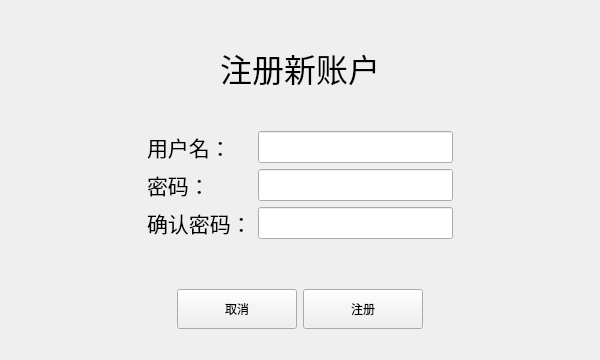
Before: the Qt Designer form signupview.ui in TheWeakest34/StudentManageSystem, drawn with Qt 5.
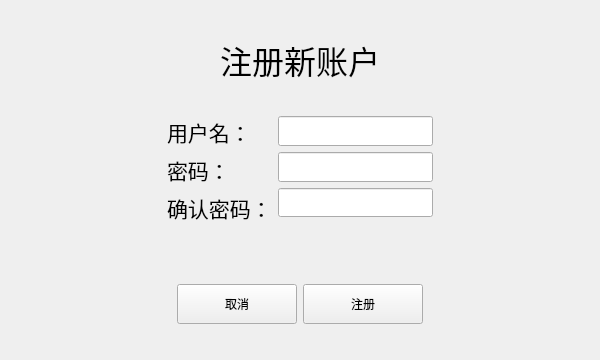
After: the same form once the commit is applied.

Commit message: 使用样式表优化界面

```diff
--- a/signupview.ui
+++ b/signupview.ui
@@ -21,8 +21,8 @@
      </property>
      <property name="sizeHint" stdset="0">
       <size>
-       <width>20</width>
-       <height>8</height>
+       <width>575</width>
+       <height>9</height>
       </size>
      </property>
     </spacer>
@@ -55,8 +55,8 @@
      </property>
      <property name="sizeHint" stdset="0">
       <size>
-       <width>20</width>
-       <height>9</height>
+       <width>575</width>
+       <height>8</height>
       </size>
      </property>
     </spacer>
@@ -70,20 +70,14 @@
        </property>
        <property name="sizeHint" stdset="0">
         <size>
-         <width>10</width>
+         <width>114</width>
          <height>20</height>
         </size>
        </property>
       </spacer>
      </item>
      <item>
-      <layout class="QVBoxLayout" name="verticalLayout_8">
-       <item>
-        <layout class="QHBoxLayout" name="horizontalLayout_6">
-         <item>
-          <layout class="QHBoxLayout" name="horizontalLayout_7">
-           <item>
-            <layout class="QVBoxLayout" name="verticalLayout_9">
+      <layout class="QVBoxLayout" name="verticalLayout_2">
              <item>
               <widget class="QLabel" name="label_7">
                <property name="font">
@@ -120,10 +114,26 @@
                </property>
               </widget>
              </item>
+       <item>
+        <spacer name="horizontalSpacer">
+         <property name="orientation">
+          <enum>Qt::Orientation::Horizontal</enum>
+         </property>
+         <property name="sizeType">
+          <enum>QSizePolicy::Policy::Maximum</enum>
+         </property>
+         <property name="sizeHint" stdset="0">
+          <size>
+           <width>80</width>
+           <height>29</height>
+          </size>
+         </property>
+        </spacer>
+       </item>
             </layout>
            </item>
            <item>
-            <layout class="QVBoxLayout" name="verticalLayout_10">
+      <layout class="QVBoxLayout" name="verticalLayout">
              <item>
               <widget class="QLineEdit" name="UserName">
                <property name="sizePolicy">
@@ -165,12 +175,6 @@
                </property>
               </widget>
              </item>
-            </layout>
-           </item>
-          </layout>
-         </item>
-        </layout>
-       </item>
        <item>
         <widget class="QLabel" name="ErrorLabel">
          <property name="font">
@@ -183,20 +187,37 @@
          </property>
         </widget>
        </item>
+      </layout>
+     </item>
        <item>
+      <spacer name="horizontalSpacer_4">
+       <property name="orientation">
+        <enum>Qt::Orientation::Horizontal</enum>
+       </property>
+       <property name="sizeHint" stdset="0">
+        <size>
+         <width>114</width>
+         <height>20</height>
+        </size>
+       </property>
+      </spacer>
+     </item>
+    </layout>
+   </item>
+   <item row="4" column="0">
         <spacer name="verticalSpacer_7">
          <property name="orientation">
           <enum>Qt::Orientation::Vertical</enum>
          </property>
          <property name="sizeHint" stdset="0">
           <size>
-           <width>20</width>
-           <height>20</height>
+       <width>320</width>
+       <height>9</height>
           </size>
          </property>
         </spacer>
        </item>
-       <item>
+   <item row="5" column="0">
         <layout class="QHBoxLayout" name="horizontalLayout_8">
          <item>
           <spacer name="horizontalSpacer_7">
@@ -267,35 +288,18 @@
          </item>
         </layout>
        </item>
-       <item>
+   <item row="6" column="0">
         <spacer name="verticalSpacer_8">
          <property name="orientation">
           <enum>Qt::Orientation::Vertical</enum>
          </property>
          <property name="sizeHint" stdset="0">
           <size>
-           <width>20</width>
-           <height>20</height>
+       <width>320</width>
+       <height>9</height>
           </size>
          </property>
         </spacer>
-       </item>
-      </layout>
-     </item>
-     <item>
-      <spacer name="horizontalSpacer_4">
-       <property name="orientation">
-        <enum>Qt::Orientation::Horizontal</enum>
-       </property>
-       <property name="sizeHint" stdset="0">
-        <size>
-         <width>10</width>
-         <height>20</height>
-        </size>
-       </property>
-      </spacer>
-     </item>
-    </layout>
    </item>
   </layout>
  </widget>
```
Left out of the diff: 2 changed lines with no effect on the pictures. Lines whose indentation alone changed are shown as unchanged. The commit also changes 6 other files.
